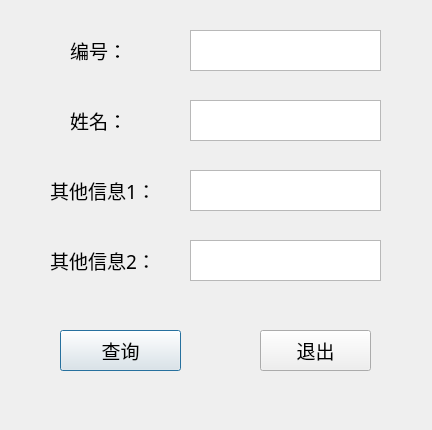
This is data structures 2017/201712shixi/test2/dialogchaxunlianxiren.ui in rex0yt/MyCods as Qt 5 draws it before an edit. The edited form follows.
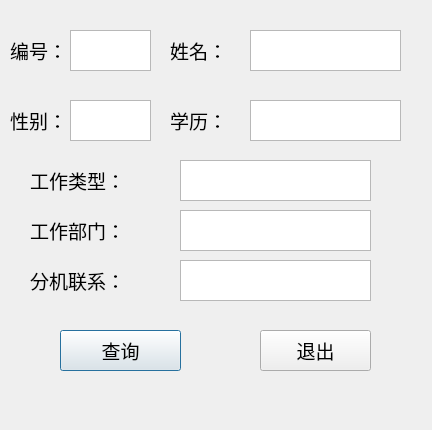
This is the edited form.

```diff
--- a/data structures 2017/201712shixi/test2/dialogchaxunlianxiren.ui
+++ b/data structures 2017/201712shixi/test2/dialogchaxunlianxiren.ui
@@ -54,7 +54,7 @@
   <widget class="QLabel" name="label_bianhao">
    <property name="geometry">
     <rect>
-     <x>70</x>
+     <x>10</x>
      <y>30</y>
      <width>81</width>
      <height>41</height>
@@ -73,8 +73,8 @@
   <widget class="QLabel" name="label_2">
    <property name="geometry">
     <rect>
-     <x>70</x>
-     <y>100</y>
+     <x>170</x>
+     <y>30</y>
      <width>81</width>
      <height>41</height>
     </rect>
@@ -92,9 +92,9 @@
   <widget class="QLabel" name="label_3">
    <property name="geometry">
     <rect>
-     <x>50</x>
-     <y>170</y>
-     <width>101</width>
+     <x>170</x>
+     <y>100</y>
+     <width>61</width>
      <height>41</height>
     </rect>
    </property>
@@ -105,14 +105,14 @@
     </font>
    </property>
    <property name="text">
-    <string>其他信息1：</string>
+    <string>学历：</string>
    </property>
   </widget>
   <widget class="QLabel" name="label_4">
    <property name="geometry">
     <rect>
-     <x>50</x>
-     <y>240</y>
+     <x>30</x>
+     <y>260</y>
      <width>101</width>
      <height>41</height>
     </rect>
@@ -124,15 +124,15 @@
     </font>
    </property>
    <property name="text">
-    <string>其他信息2：</string>
+    <string>分机联系：</string>
    </property>
   </widget>
   <widget class="QTextEdit" name="textEdit_bianhao">
    <property name="geometry">
     <rect>
-     <x>190</x>
+     <x>70</x>
      <y>30</y>
-     <width>191</width>
+     <width>81</width>
      <height>41</height>
     </rect>
    </property>
@@ -140,18 +140,105 @@
   <widget class="QTextEdit" name="textEdit_name">
    <property name="geometry">
     <rect>
-     <x>190</x>
+     <x>250</x>
+     <y>30</y>
+     <width>151</width>
+     <height>41</height>
+    </rect>
+   </property>
+  </widget>
+  <widget class="QTextEdit" name="textEdit_degree">
+   <property name="geometry">
+    <rect>
+     <x>250</x>
      <y>100</y>
+     <width>151</width>
+     <height>41</height>
+    </rect>
+   </property>
+  </widget>
+  <widget class="QTextEdit" name="textEdit_job">
+   <property name="geometry">
+    <rect>
+     <x>180</x>
+     <y>160</y>
      <width>191</width>
      <height>41</height>
     </rect>
    </property>
   </widget>
-  <widget class="QTextEdit" name="textEdit_other1">
+  <widget class="QLabel" name="label_5">
    <property name="geometry">
     <rect>
-     <x>190</x>
-     <y>170</y>
+     <x>10</x>
+     <y>100</y>
+     <width>51</width>
+     <height>41</height>
+    </rect>
+   </property>
+   <property name="font">
+    <font>
+     <family>黑体</family>
+     <pointsize>14</pointsize>
+    </font>
+   </property>
+   <property name="text">
+    <string>性别：</string>
+   </property>
+  </widget>
+  <widget class="QTextEdit" name="textEdit_sex">
+   <property name="geometry">
+    <rect>
+     <x>70</x>
+     <y>100</y>
+     <width>81</width>
+     <height>41</height>
+    </rect>
+   </property>
+  </widget>
+  <widget class="QLabel" name="label_6">
+   <property name="geometry">
+    <rect>
+     <x>30</x>
+     <y>160</y>
+     <width>101</width>
+     <height>41</height>
+    </rect>
+   </property>
+   <property name="font">
+    <font>
+     <family>黑体</family>
+     <pointsize>14</pointsize>
+    </font>
+   </property>
+   <property name="text">
+    <string>工作类型：</string>
+   </property>
+  </widget>
+  <widget class="QLabel" name="label_7">
+   <property name="geometry">
+    <rect>
+     <x>30</x>
+     <y>210</y>
+     <width>101</width>
+     <height>41</height>
+    </rect>
+   </property>
+   <property name="font">
+    <font>
+     <family>黑体</family>
+     <pointsize>14</pointsize>
+    </font>
+   </property>
+   <property name="text">
+    <string>工作部门：</string>
+   </property>
+  </widget>
+  <widget class="QTextEdit" name="textEdit_office">
+   <property name="geometry">
+    <rect>
+     <x>180</x>
+     <y>210</y>
      <width>191</width>
      <height>41</height>
     </rect>
@@ -160,8 +247,8 @@
   <widget class="QTextEdit" name="textEdit_other2">
    <property name="geometry">
     <rect>
-     <x>190</x>
-     <y>240</y>
+     <x>180</x>
+     <y>260</y>
      <width>191</width>
      <height>41</height>
     </rect>
```
Left out of the diff: 2 changed lines with no effect on the pictures.
